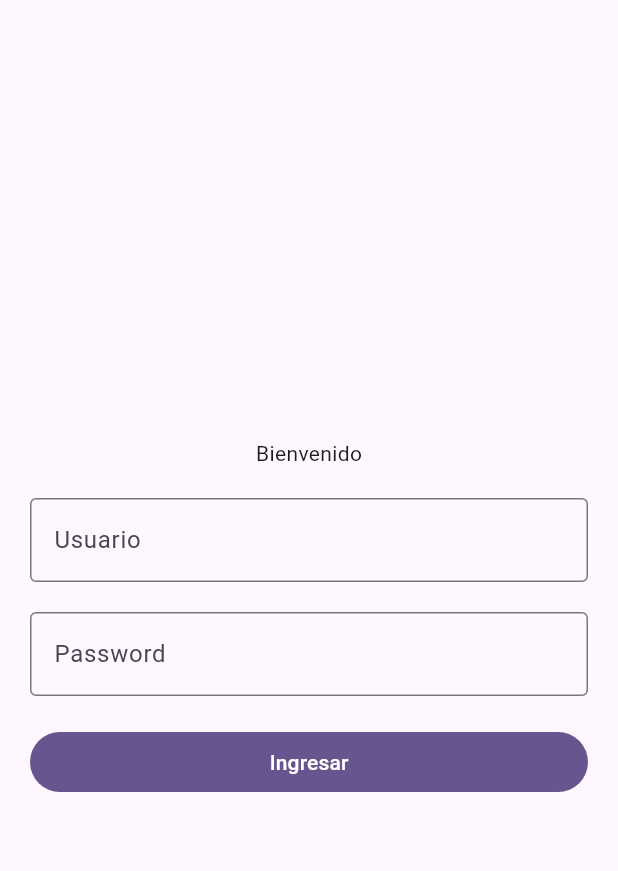
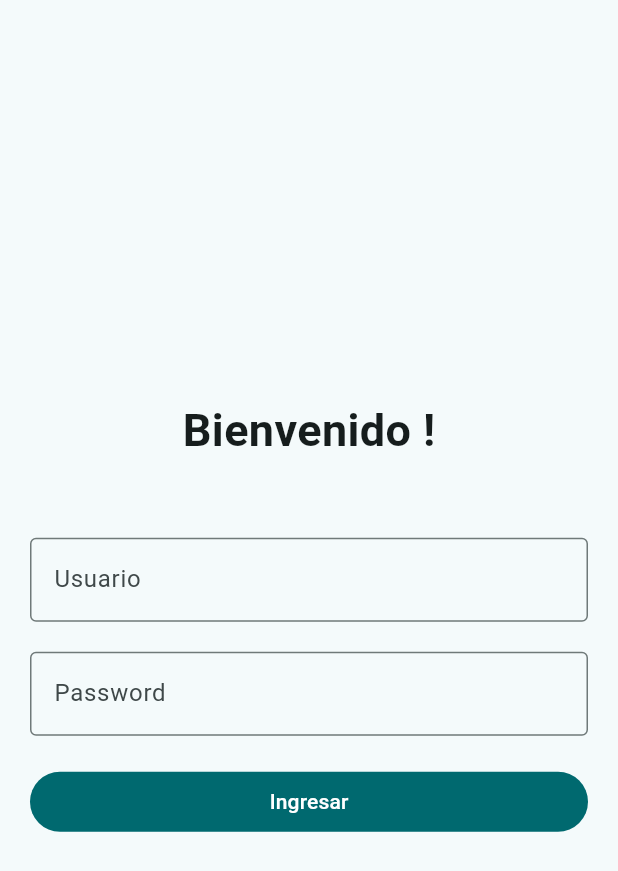
Before and after one commit to davalmeyda/courier-flutter, a Flutter app: the HomeView screen opened by its route, after a tap on the "logout" icon, on a phone screen of 412 x 824 dp. Shown: the top 871 px of the screen. Run offline on Flutter 3.47's test engine with Material 2 defaults, Android fonts, the phone set to English and light mode, and no system bars; our stand-ins replace equatable, flutter_bloc, flutter_image_compress, image_picker, rxdart; missing offline and left inert: flutter_barcode_scanner, flutter_beep, qr_mobile_vision; network calls fail.

Commit message:
feat: ui

```diff
--- a/lib/features/auth/widgets/sign_in_form.dart
+++ b/lib/features/auth/widgets/sign_in_form.dart
@@ -70,8 +70,14 @@ class _SignInFormWidgetState extends State<SignInFormWidget> {
     return Column(
       mainAxisAlignment: MainAxisAlignment.center,
       children: [
-        const Text('Bienvenido'),
-        const SizedBox(height: 20),
+        const Text(
+          'Bienvenido !',
+          style: TextStyle(
+            fontSize: 30,
+            fontWeight: FontWeight.bold,
+          ),
+        ),
+        const SizedBox(height: 50),
         TextField(
           controller: usuarioController,
           decoration: const InputDecoration(
--- a/lib/features/deliver/views/deliver_scanner.dart
+++ b/lib/features/deliver/views/deliver_scanner.dart
@@ -105,7 +105,7 @@ class _DeliverScannerViewState extends State<DeliverScannerView> {
                 });
               },
               style: ButtonStyle(
-                backgroundColor: MaterialStateProperty.all(Colors.blue),
+                backgroundColor: MaterialStateProperty.all(CustomColors.primary),
               ),
               color: Colors.white,
               icon: Icon(isKeyboard ? Icons.camera_alt : Icons.keyboard),
@@ -140,7 +140,7 @@ class _DeliverScannerViewState extends State<DeliverScannerView> {
                           width: double.infinity,
                           child: ElevatedButton(
                             style: ElevatedButton.styleFrom(
-                              backgroundColor: Colors.blue,
+                              backgroundColor: CustomColors.primary,
                             ),
                             onPressed:
                                 codeValue != null && codeValue!.length < 2
--- a/lib/features/deliver/widgets/deliver_details.dart
+++ b/lib/features/deliver/widgets/deliver_details.dart
@@ -84,7 +84,7 @@ class _DeliverDetailsState extends State<DeliverDetails> {
 
       if (map['statusCode'] == 200) {
         if (!context.mounted) return;
-        Navigator.popAndPushNamed(context, HomeView.route);
+        Navigator.pop(context, HomeView.route);
       } else {
         if (!context.mounted) return;
         showDialog(
@@ -415,7 +415,7 @@ class _DeliverDetailsState extends State<DeliverDetails> {
                         }
                       },
                       style: ElevatedButton.styleFrom(
-                        backgroundColor: Colors.blue,
+                        backgroundColor: CustomColors.primary,
                       ),
                       child: const Row(
                         mainAxisAlignment: MainAxisAlignment.center,
@@ -445,7 +445,7 @@ class _DeliverDetailsState extends State<DeliverDetails> {
                         }
                       },
                       style: ElevatedButton.styleFrom(
-                        backgroundColor: Colors.blue,
+                        backgroundColor: CustomColors.primary,
                       ),
                       child: const Row(
                         mainAxisAlignment: MainAxisAlignment.center,
--- a/lib/features/home/views/home_view.dart
+++ b/lib/features/home/views/home_view.dart
@@ -2,6 +2,7 @@ import 'package:flutter/material.dart';
 import 'package:flutter_bloc/flutter_bloc.dart';
 import 'package:ojo_courier/features/auth/bloc/auth_bloc.dart';
 import 'package:ojo_courier/features/features.dart';
+import 'package:ojo_courier/shared/shared.dart';
 
 class HomeView extends StatelessWidget {
   static const String route = 'HomeView';
@@ -38,7 +39,7 @@ class HomeView extends StatelessWidget {
         builder: (context, state) {
           if (state.selectedIndex == 1) {
             return FloatingActionButton(
-              backgroundColor: Colors.blue,
+              backgroundColor: CustomColors.primary,
               shape: const RoundedRectangleBorder(
                 borderRadius: BorderRadius.all(Radius.circular(100)),
               ),
@@ -53,7 +54,7 @@ class HomeView extends StatelessWidget {
             );
           }
           return FloatingActionButton(
-            backgroundColor: Colors.blue,
+            backgroundColor: CustomColors.primary,
             shape: const RoundedRectangleBorder(
               borderRadius: BorderRadius.all(Radius.circular(100)),
             ),
--- a/lib/features/home/widgets/botom_navigation.dart
+++ b/lib/features/home/widgets/botom_navigation.dart
@@ -1,6 +1,7 @@
 import 'package:flutter/material.dart';
 import 'package:flutter_bloc/flutter_bloc.dart';
 import 'package:ojo_courier/features/auth/bloc/auth_bloc.dart';
+import 'package:ojo_courier/shared/shared.dart';
 
 class BottomNavigationWidget extends StatefulWidget {
   const BottomNavigationWidget({super.key});
@@ -14,7 +15,7 @@ class _BottomNavigationWidgetState extends State<BottomNavigationWidget> {
   Widget build(BuildContext context) {
     return BottomAppBar(
       shape: const CircularNotchedRectangle(),
-      color: Colors.blue,
+      color: CustomColors.primary,
       child: IconTheme(
         data: IconThemeData(color: Theme.of(context).colorScheme.onPrimary),
         child: Row(
@@ -30,7 +31,7 @@ class _BottomNavigationWidgetState extends State<BottomNavigationWidget> {
                       Icon(
                         Icons.trolley,
                         color: state.selectedIndex == 0
-                            ? Colors.blue
+                            ? CustomColors.primary
                             : Colors.white,
                       ),
                       const SizedBox(width: 10),
@@ -38,7 +39,7 @@ class _BottomNavigationWidgetState extends State<BottomNavigationWidget> {
                         'Recepción',
                         style: TextStyle(
                             color: state.selectedIndex == 0
-                                ? Colors.blue
+                                ? CustomColors.primary
                                 : Colors.white),
                       ),
                     ],
@@ -46,7 +47,7 @@ class _BottomNavigationWidgetState extends State<BottomNavigationWidget> {
                   style: ButtonStyle(
                     backgroundColor: state.selectedIndex == 0
                         ? MaterialStateProperty.all(Colors.white)
-                        : MaterialStateProperty.all(Colors.blue),
+                        : MaterialStateProperty.all(CustomColors.primary),
                   ),
                   onPressed: () {
                     context.read<AuthBloc>().add(const ChangeIndex(0));
@@ -67,14 +68,14 @@ class _BottomNavigationWidgetState extends State<BottomNavigationWidget> {
                         'Despacho',
                         style: TextStyle(
                             color: state.selectedIndex == 1
-                                ? Colors.blue
+                                ? CustomColors.primary
                                 : Colors.white),
                       ),
                       const SizedBox(width: 10),
                       Icon(
                         Icons.local_shipping,
                         color: state.selectedIndex == 1
-                            ? Colors.blue
+                            ? CustomColors.primary
                             : Colors.white,
                       ),
                     ],
@@ -82,7 +83,7 @@ class _BottomNavigationWidgetState extends State<BottomNavigationWidget> {
                   style: ButtonStyle(
                     backgroundColor: state.selectedIndex == 1
                         ? MaterialStateProperty.all(Colors.white)
-                        : MaterialStateProperty.all(Colors.blue),
+                        : MaterialStateProperty.all(CustomColors.primary),
                   ),
                   onPressed: () {
                     context.read<AuthBloc>().add(const ChangeIndex(1));
--- a/lib/features/receive/views/receive_scanner.dart
+++ b/lib/features/receive/views/receive_scanner.dart
@@ -127,7 +127,7 @@ class _ReceiveScannerViewState extends State<ReceiveScannerView> {
                   });
                 },
                 style: ButtonStyle(
-                  backgroundColor: MaterialStateProperty.all(Colors.blue),
+                  backgroundColor: MaterialStateProperty.all(CustomColors.primary),
                 ),
                 color: Colors.white,
                 icon: Icon(isKeyboard ? Icons.camera_alt : Icons.keyboard),
@@ -171,7 +171,7 @@ class _ReceiveScannerViewState extends State<ReceiveScannerView> {
                           width: double.infinity,
                           child: ElevatedButton(
                             style: ElevatedButton.styleFrom(
-                              backgroundColor: Colors.blue,
+                              backgroundColor: CustomColors.primary,
                             ),
                             onPressed:
                                 codeValue != null && codeValue!.length < 2
--- a/lib/main.dart
+++ b/lib/main.dart
@@ -27,7 +27,7 @@ class MyApp extends StatelessWidget {
       debugShowCheckedModeBanner: false,
       title: 'Motorizado App',
       theme: ThemeData(
-        colorScheme: ColorScheme.fromSeed(seedColor: Colors.deepPurple),
+        colorScheme: ColorScheme.fromSeed(seedColor: CustomColors.primary),
         useMaterial3: true,
       ),
       navigatorKey: navigatorKey,
--- /dev/null
+++ b/lib/shared/config/colors.dart
@@ -0,0 +1,5 @@
+import 'package:flutter/material.dart';
+
+class CustomColors {
+  static const Color primary = Color(0xFF5FB2B8);
+}
--- a/lib/shared/config/config.dart
+++ b/lib/shared/config/config.dart
@@ -1,3 +1,4 @@
 export 'package:ojo_courier/shared/config/api_routes.dart';
 export 'package:ojo_courier/shared/config/app_routes.dart';
+export 'package:ojo_courier/shared/config/colors.dart';
 export 'package:ojo_courier/shared/config/env.dart';
--- a/lib/shared/config/env.dart
+++ b/lib/shared/config/env.dart
@@ -1,4 +1,4 @@
 class EnvironmentVariables {
   // static const String baseUrl = "http://192.168.1.73:3000/";
-  static const String baseUrl = "http://161.132.42.77:32077/";
+  static const String baseUrl = "http://161.132.42.80:32077/";
 }
```
Also changed, not shown: lib/features/deliver/views/deliver_reject.dart (+9 -3 lines), lib/features/deliver/views/deliver_reschedule.dart (+10 -4 lines).
